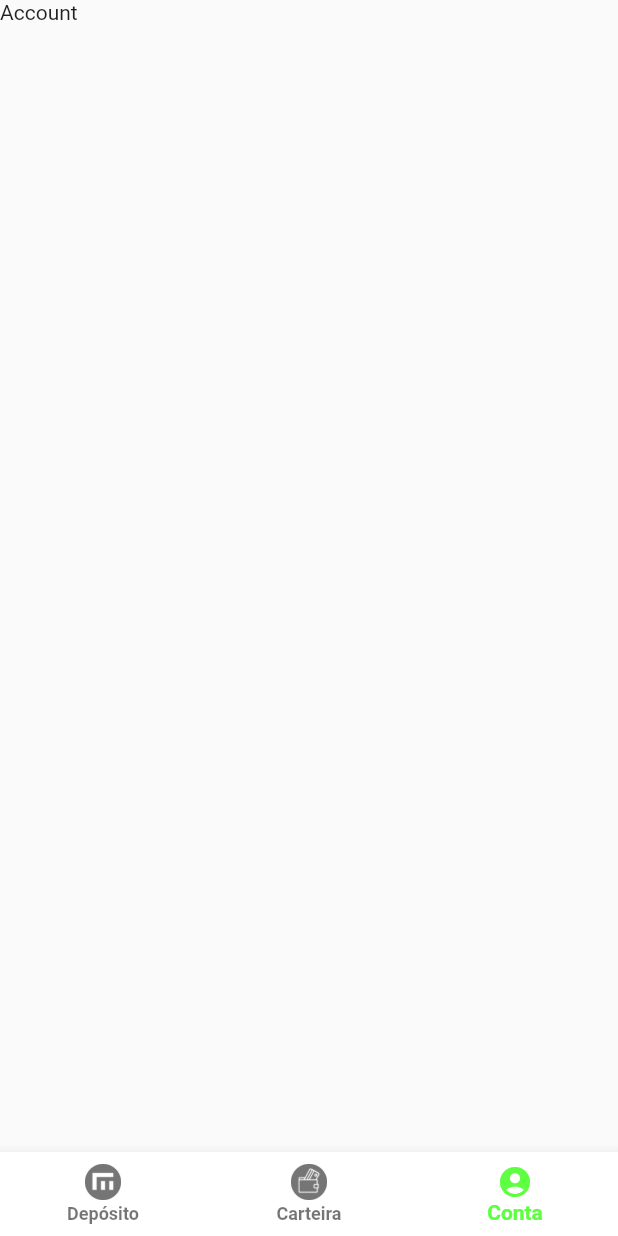
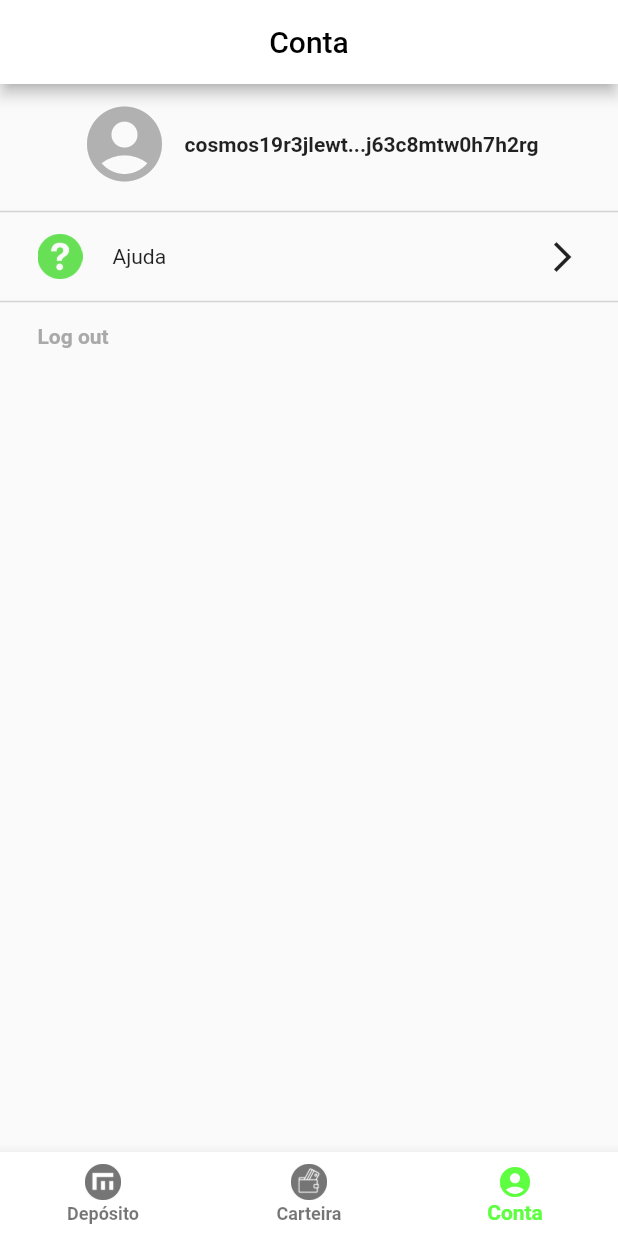
Before and after one commit to empowerchain/deposit-app, a Flutter app: the screen it shows after launch, item 3 of the bottom bar chosen, on a phone screen of 412 x 824 dp. Run offline on Flutter 3.47's test engine with Material 2 defaults, Android fonts, the phone set to English and light mode, and no system bars; generated files the repository leaves out were written again.

Commit message:
Account tab added

```diff
--- a/lib/l10n/app_en.arb
+++ b/lib/l10n/app_en.arb
@@ -6,6 +6,10 @@
     "deposit": "Deposit",
     "@deposit": {
       "description": "Lower bar Widget with name 'Deposit'"
+    },
+    "help": "Help",
+    "@help": {
+      "description": "Help button in Account widget"
     },
     "my_vouchers": "My vouchers",
     "@wallet": {
--- a/lib/l10n/app_pt.arb
+++ b/lib/l10n/app_pt.arb
@@ -6,6 +6,10 @@
     "deposit": "Depósito",
     "@deposit": {
       "description": "Lower bar Widget with name 'Deposit'"
+    },
+    "help": "Ajuda",
+    "@help": {
+      "description": "Help button in Account widget"
     },
     "my_vouchers": "Meu vouchers",
     "@wallet": {
--- /dev/null
+++ b/lib/views/account.dart
@@ -0,0 +1,111 @@
+import 'package:flutter/material.dart';
+import 'package:flutter_gen/gen_l10n/app_localizations.dart';
+
+class Account extends StatefulWidget {
+  const Account({super.key});
+
+  @override
+  State<Account> createState() => _AccountState();
+}
+
+class _AccountState extends State<Account> {
+  var originalAddress = "cosmos19r3jlewte0mfazu9p2u5nn9j63c8mtw0h7h2rg";
+
+  @override
+  Widget build(BuildContext context) {
+    return Scaffold(
+      appBar: AppBar(
+        centerTitle: true,
+        title: Text(
+          AppLocalizations.of(context)!.account,
+          style: const TextStyle(color: Colors.black),
+        ),
+        backgroundColor: Colors.white,
+      ),
+      body: Column(
+        children: [
+          const SizedBox(height: 10.0),
+          Row(
+            mainAxisAlignment:
+                MainAxisAlignment.center, //Center Row contents horizontally,
+            crossAxisAlignment:
+                CrossAxisAlignment.center, //Center Row contents vertically,
+            children: [
+              const Icon(
+                Icons.account_circle,
+                color: Color.fromARGB(255, 178, 177, 177),
+                size: 60.0,
+              ),
+              const SizedBox(width: 10.0),
+              Text(
+                ellipsisAddress(originalAddress),
+                style: const TextStyle(
+                  fontWeight: FontWeight.bold,
+                ),
+              ),
+              const Divider(
+                color: Colors.black,
+              ),
+            ],
+          ),
+          const SizedBox(height: 10.0),
+          const Divider(
+            height: 10,
+            thickness: 1,
+            endIndent: 0,
+            color: Color.fromARGB(255, 211, 211, 211),
+          ),
+          Row(
+            children: [
+              const SizedBox(width: 25.0),
+              SizedBox(
+                height: 50.0,
+                child: const ImageIcon(
+                  AssetImage("assets/images/questionIcon.png"),
+                  color: Color.fromRGBO(103, 224, 86, 1),
+                  size: 30.0,
+                ),
+              ),
+              const SizedBox(width: 20.0),
+              Text(
+                AppLocalizations.of(context)!.help,
+              ),
+              const Expanded(
+                child: Text("   "),
+              ),
+              Icon(Icons.arrow_forward_ios),
+              const SizedBox(width: 25.0),
+            ],
+          ),
+          const Divider(
+            height: 10,
+            thickness: 1,
+            endIndent: 0,
+            color: Color.fromARGB(255, 211, 211, 211),
+          ),
+          const SizedBox(height: 10.0),
+          Row(
+            children: const [
+              SizedBox(width: 25.0),
+              Text(
+                "Log out",
+                style: TextStyle(
+                  fontWeight: FontWeight.bold,
+                  color: Color.fromARGB(255, 169, 169, 169),
+                ),
+              ),
+            ],
+          )
+        ],
+      ),
+    );
+  }
+}
+
+String ellipsisAddress(address) {
+  var addressSize = address.length;
+  var finalAddress = address.substring(0, 15) +
+      "..." +
+      address.substring(addressSize - 15, addressSize);
+  return finalAddress;
+}
--- a/lib/views/home_page.dart
+++ b/lib/views/home_page.dart
@@ -1,4 +1,4 @@
-// import 'package:deposit_app/views/account.dart';
+import 'package:deposit_app/views/account.dart';
 import 'package:flutter/material.dart';
 import 'package:flutter_gen/gen_l10n/app_localizations.dart';
 
@@ -22,8 +22,7 @@ class _MyHomePageState extends State<MyHomePage> {
   static const List<Widget> _widgetOptions = <Widget>[
     Text("Deposit"),
     Text("Wallet"),
-    Text("Account"),
-    // Account(),
+    Account(),
   ];
 
   @override
```
Also changed, not shown: 1 other file.
